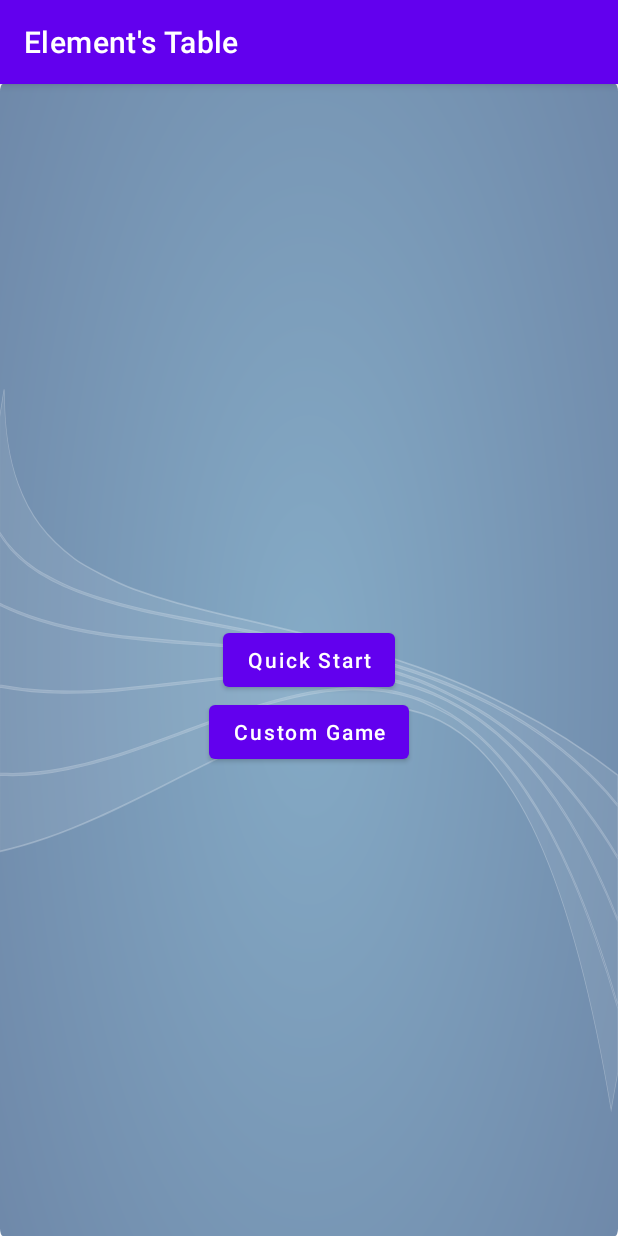
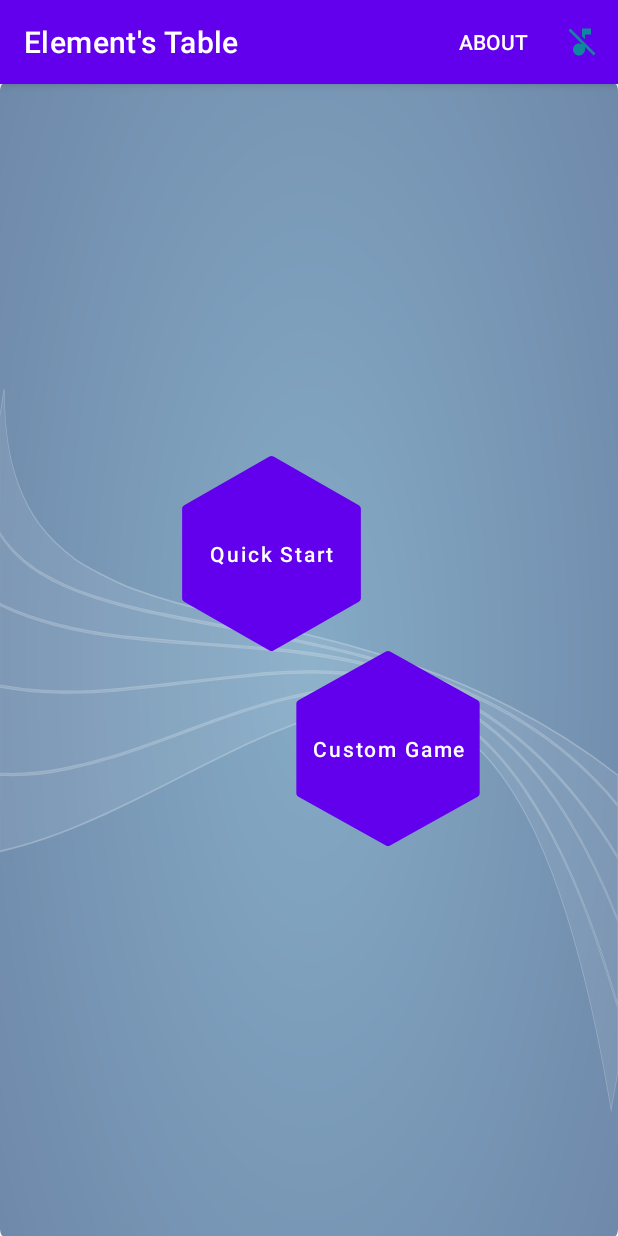
Before and after one commit to idanrdt/AndroidCourseFinalProject, an Android app: the screen it shows after launch (MainActivity), on a phone screen of 412 x 824 dp. Run offline under Robolectric (Android 15) with nearby library versions, the phone set to English and light mode, and no system bars.

Commit message:
sound button

```diff
--- a/FinalApplicationProject/app/src/main/java/com/idanandben/finalapplicationproject/MainActivity.java
+++ b/FinalApplicationProject/app/src/main/java/com/idanandben/finalapplicationproject/MainActivity.java
@@ -1,5 +1,6 @@
 package com.idanandben.finalapplicationproject;
 
+import androidx.annotation.NonNull;
 import androidx.appcompat.app.AlertDialog;
 import androidx.appcompat.app.AppCompatActivity;
 
@@ -13,6 +14,8 @@ import android.graphics.drawable.GradientDrawable;
 import android.os.Bundle;
 import android.view.Display;
 import android.view.Menu;
+import android.view.MenuInflater;
+import android.view.MenuItem;
 import android.view.OrientationEventListener;
 import android.view.WindowManager;
 import android.widget.Toast;
@@ -42,7 +45,31 @@ public class MainActivity extends AppCompatActivity {
 
     @Override
     public boolean onCreateOptionsMenu(Menu menu) {
-        return super.onCreateOptionsMenu(menu);
+        MenuInflater inflater = getMenuInflater();
+        inflater.inflate(R.menu.menu, menu); //your file name
+        return super.onCreateOptionsMenu(menu);    }
+
+    @Override
+    public boolean onOptionsItemSelected(@NonNull MenuItem item) {
+        switch (item.getItemId()) {
+            case R.id.about:
+                //your code
+                // EX : call intent if you want to swich to other activity
+                return true;
+            case R.id.music:
+                if (mediaPlayer.isPlaying()){
+                    mediaPlayer.pause();
+                }
+                else{
+                    mediaPlayer.start();
+
+
+                }
+
+                return true;
+            default:
+                return super.onOptionsItemSelected(item);
+        }
     }
 
     private void showMainMenu() {
@@ -99,7 +126,7 @@ public class MainActivity extends AppCompatActivity {
         AlertDialog.Builder dialogBuilder = new AlertDialog.Builder(this);
         dialogBuilder.setTitle("Exit");
         dialogBuilder.setMessage("Are you sure you want to exit?");
-
+        mediaPlayer.pause();
         dialogBuilder.setPositiveButton("Yes", (dialog, which) -> finish());
         dialogBuilder.setNegativeButton("No", null);
 
@@ -132,4 +159,18 @@ public class MainActivity extends AppCompatActivity {
         // below line is use to display a toast message.
         Toast.makeText(this, "Audio started playing..", Toast.LENGTH_SHORT).show();
     }
+
+    /*@Override
+    protected void onPause() {
+        // TODO Auto-generated method stub
+        super.onPause();
+        mediaPlayer.stop();
+    }*/
+
+    @Override
+    protected void onResume() {
+        if(mediaPlayer != null && !mediaPlayer.isPlaying())
+            mediaPlayer.start();
+        super.onResume();
+    }
 }
--- a/FinalApplicationProject/app/src/main/java/com/idanandben/finalapplicationproject/fragments/CustomGameFragment.java
+++ b/FinalApplicationProject/app/src/main/java/com/idanandben/finalapplicationproject/fragments/CustomGameFragment.java
@@ -3,6 +3,7 @@ package com.idanandben.finalapplicationproject.fragments;
 import android.content.Context;
 import android.content.DialogInterface;
 import android.content.SharedPreferences;
+import android.graphics.drawable.Drawable;
 import android.os.Bundle;
 import android.util.TypedValue;
 import android.view.LayoutInflater;
@@ -49,7 +50,6 @@ public class CustomGameFragment extends Fragment {
     public View onCreateView(LayoutInflater inflater, ViewGroup container, Bundle savedInstanceState) {
         View fragmentView = inflater.inflate(R.layout.new_custom_game_fragment, container, false);
         levelsLayout = fragmentView.findViewById(R.id.levels_layout);
-
         maxAllowedLevel = preferences.getInt(ConstProperties.MAX_ALLOWED_LEVEL_MSG, 1);
         addButtons();
 
@@ -65,7 +65,9 @@ public class CustomGameFragment extends Fragment {
 
             levelButton = new MaterialButton(getActivity());
             params.setMargins(20, 10, 20, 10);
+
             levelButton.setLayoutParams(params);
+            levelButton.setBackground(this.getResources().getDrawable(R.drawable.hexagon));
 
             if (i <= maxAllowedLevel) {
                 levelButton.setText(String.valueOf(i));
--- /dev/null
+++ b/FinalApplicationProject/app/src/main/res/drawable/hexagon.xml
@@ -0,0 +1,13 @@
+<?xml version="1.0" encoding="utf-8"?>
+<vector xmlns:android="http://schemas.android.com/apk/res/android"
+    android:width="130dp"
+    android:height="130dp"
+    android:viewportWidth="512"
+    android:viewportHeight="512">
+
+    <path
+        android:fillColor="@color/purple_200"
+        android:pathData="M485.291,129.408l-224-128c-3.285-1.877-7.296-1.877-10.581,0l-224,128c-3.328,1.899-5.376,5.44-5.376,9.259v234.667
+c0,3.819,2.048,7.36,5.376,9.259l224,128c1.643,0.939,3.456,1.408,5.291,1.408s3.648-0.469,5.291-1.408l224-128
+c3.328-1.899,5.376-5.44,5.376-9.259V138.667C490.667,134.848,488.619,131.307,485.291,129.408z" />
+</vector>
--- a/FinalApplicationProject/app/src/main/res/layout/activity_game.xml
+++ b/FinalApplicationProject/app/src/main/res/layout/activity_game.xml
@@ -4,7 +4,8 @@
     xmlns:tools="http://schemas.android.com/tools"
     android:layout_width="match_parent"
     android:layout_height="match_parent"
-    tools:context=".GameActivity">
+    tools:context=".GameActivity"
+    android:background="@drawable/ic_svb">
 
     <com.idanandben.finalapplicationproject.widgets.PeriodicTableView
         android:id="@+id/tableView"
--- a/FinalApplicationProject/app/src/main/res/layout/main_menu_fragment.xml
+++ b/FinalApplicationProject/app/src/main/res/layout/main_menu_fragment.xml
@@ -2,26 +2,33 @@
 <androidx.constraintlayout.widget.ConstraintLayout xmlns:android="http://schemas.android.com/apk/res/android"
     xmlns:app="http://schemas.android.com/apk/res-auto"
     android:layout_width="match_parent"
-    android:layout_height="match_parent">
+    android:layout_height="match_parent"
+    >
 
     <com.google.android.material.button.MaterialButton
         android:id="@+id/quick_start_button"
         android:layout_width="wrap_content"
         android:layout_height="wrap_content"
+        android:background="@drawable/hexagon"
+
         android:text="Quick Start"
         android:textAllCaps="false"
         app:layout_constraintBottom_toBottomOf="parent"
         app:layout_constraintEnd_toEndOf="parent"
+        app:layout_constraintHorizontal_bias="0.412"
         app:layout_constraintStart_toStartOf="parent"
-        app:layout_constraintTop_toTopOf="parent" />
+        app:layout_constraintTop_toTopOf="parent"
+        app:layout_constraintVertical_bias="0.389" />
 
     <com.google.android.material.button.MaterialButton
         android:id="@+id/custom_game_button"
         android:layout_width="wrap_content"
         android:layout_height="wrap_content"
+        android:background="@drawable/hexagon"
         android:text="Custom Game"
         android:textAllCaps="false"
         app:layout_constraintEnd_toEndOf="parent"
+        app:layout_constraintHorizontal_bias="0.688"
         app:layout_constraintStart_toStartOf="parent"
         app:layout_constraintTop_toBottomOf="@+id/quick_start_button" />
 
--- a/FinalApplicationProject/app/src/main/res/layout/new_custom_game_fragment.xml
+++ b/FinalApplicationProject/app/src/main/res/layout/new_custom_game_fragment.xml
@@ -3,8 +3,9 @@
     xmlns:app="http://schemas.android.com/apk/res-auto"
     xmlns:tools="http://schemas.android.com/tools"
     android:layout_width="match_parent"
-    android:background="@color/white"
-    android:layout_height="match_parent">
+    android:background="@drawable/ic_svb"
+    android:layout_height="match_parent"
+    >
 
 
     <LinearLayout
--- a/FinalApplicationProject/app/src/main/res/menu/menu.xml
+++ b/FinalApplicationProject/app/src/main/res/menu/menu.xml
@@ -7,7 +7,7 @@
         app:showAsAction="always"/>
     <item
         android:title="@string/music"
-        android:id="@+id/help"
+        android:id="@+id/music"
         android:icon="@drawable/ic_baseline_music_off_24"
         app:showAsAction="always"/>
 </menu>
--- a/FinalApplicationProject/app/src/main/res/values/themes.xml
+++ b/FinalApplicationProject/app/src/main/res/values/themes.xml
@@ -13,4 +13,7 @@
         <item name="android:statusBarColor" tools:targetApi="l">?attr/colorPrimaryVariant</item>
         <!-- Customize your theme here. -->
     </style>
+
+
+    <dimen name="line_height" />
 </resources>
```
Also changed, not shown: FinalApplicationProject/app/src/main/java/com/idanandben/finalapplicationproject/GameActivity.java (+8 -2 lines), FinalApplicationProject/app/src/main/res/values/colors.xml (+10 -0 lines), 2 other files.
